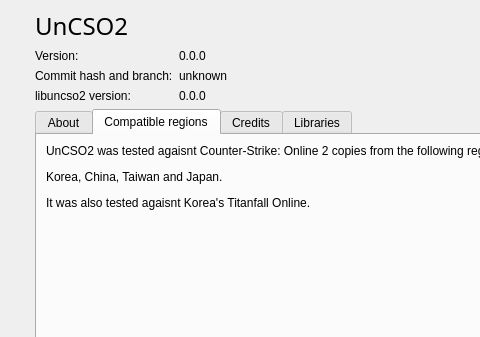
First picture: the form in resources/layouts/aboutdialog.ui, repository L-Leite/UnCSO2, before the edit; both pictures show x 0 to 480 and y 0 to 337 of the 854 by 466 pixel window.
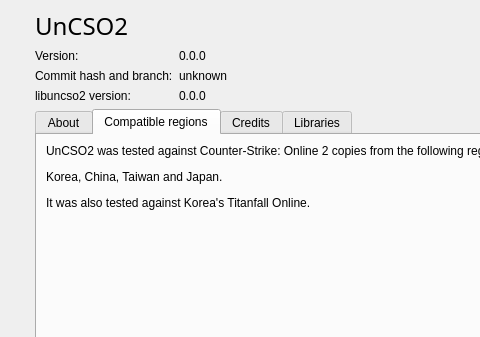
Second picture: the form after the edit. The open tabs and pages were chosen to show the change. Icons and pictures are not drawn.

```diff
--- a/resources/layouts/aboutdialog.ui
+++ b/resources/layouts/aboutdialog.ui
@@ -202,7 +202,7 @@
               <item>
                <widget class="QLabel" name="label">
                 <property name="text">
-                 <string>&lt;html&gt;&lt;head/&gt;&lt;body&gt;&lt;p&gt;&lt;span style=&quot; font-family:'Hack';&quot;&gt;UnCSO2&lt;/span&gt; was tested agaisnt Counter-Strike: Online 2 copies from the following regions:&lt;/p&gt;&lt;p&gt;Korea, China, Taiwan and Japan.&lt;/p&gt;&lt;p&gt;It was also tested agaisnt Korea's Titanfall Online.&lt;/p&gt;&lt;/body&gt;&lt;/html&gt;</string>
+                 <string>&lt;html&gt;&lt;head/&gt;&lt;body&gt;&lt;p&gt;&lt;span style=&quot; font-family:'Hack';&quot;&gt;UnCSO2&lt;/span&gt; was tested against Counter-Strike: Online 2 copies from the following regions:&lt;/p&gt;&lt;p&gt;Korea, China, Taiwan and Japan.&lt;/p&gt;&lt;p&gt;It was also tested against Korea's Titanfall Online.&lt;/p&gt;&lt;/body&gt;&lt;/html&gt;</string>
                 </property>
                 <property name="textFormat">
                  <enum>Qt::RichText</enum>
```
